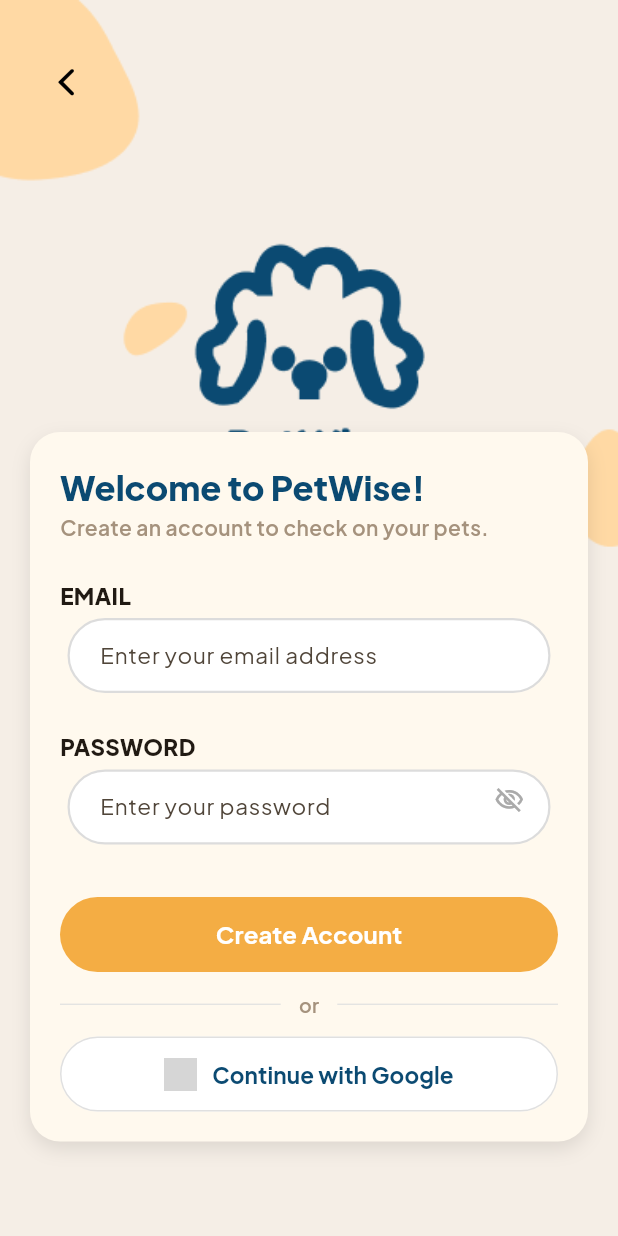
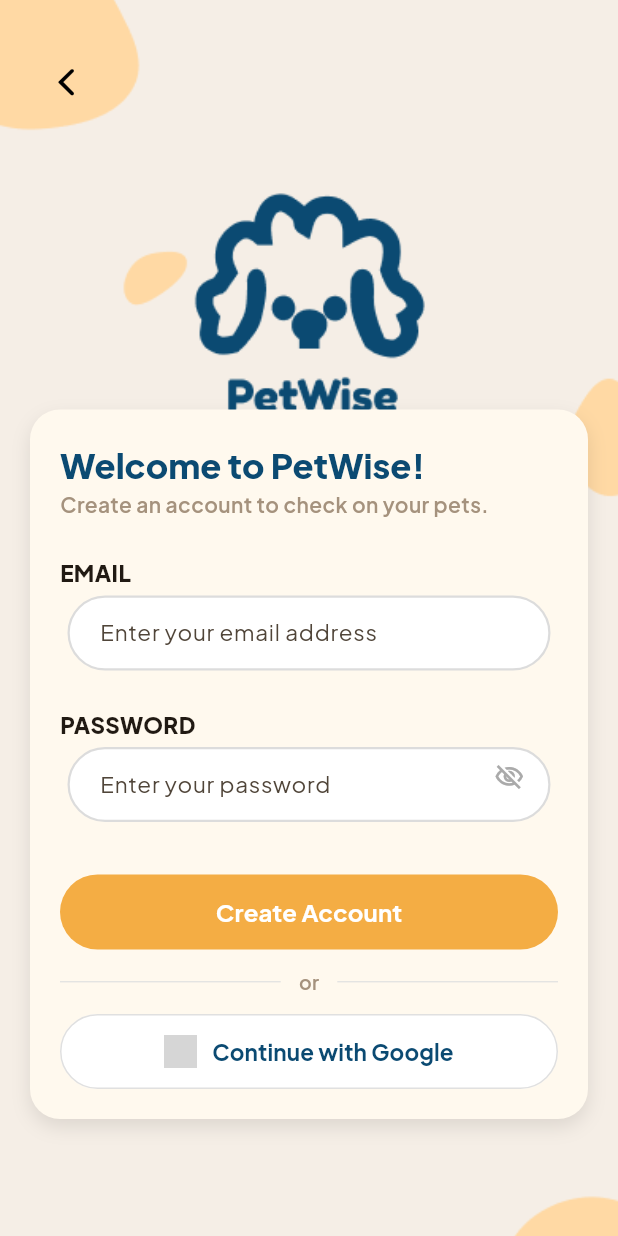
Before and after one commit to andurehhh/Petwise, a Flutter app: the UserSignupScreen screen opened by its route, on a phone screen of 412 x 824 dp. Run offline on Flutter 3.47's test engine with Material 3 defaults, Android fonts, the phone set to English and light mode, and no system bars; our stand-ins replace audioplayers, flutter_local_notifications, flutter_secure_storage, flutter_timezone, google_fonts, google_sign_in and 4 more; accounts and stored records are empty; grey boxes are pictures that could not be loaded.

Commit message:
fixed the background of login

```diff
--- a/lib/presentation/screens/user_signup_screen.dart
+++ b/lib/presentation/screens/user_signup_screen.dart
@@ -80,18 +80,16 @@ class _UserSignupScreenState extends State<UserSignupScreen> {
             image: DecorationImage(
               image: AssetImage('assets/images/login_bg.png'),
               fit: BoxFit.cover,
-              alignment: Alignment.topCenter,
               ),
           ),
           child: SafeArea(
-            child: Padding(
+              child: ListView(
                 padding: const EdgeInsets.symmetric(horizontal: 20.0),
-              child: SingleChildScrollView(
-                child: Column(
-                  crossAxisAlignment: CrossAxisAlignment.start,
                 children: [
                   const SizedBox(height: 30),
-                    IconButton(
+                  Align(
+                    alignment: Alignment.topLeft,
+                    child: IconButton(
                     onPressed: () {
                       Navigator.pushNamed(context, '/LoginOrSignupScreen');
                     },
@@ -101,7 +99,8 @@ class _UserSignupScreenState extends State<UserSignupScreen> {
                       size: 28,
                     ),
                   ),
-                    const SizedBox(height: 210),
+                  ),
+                  const SizedBox(height: 195),
                   Container(
                     padding: const EdgeInsets.all(20.0),
                     decoration: BoxDecoration(
@@ -319,9 +318,8 @@ class _UserSignupScreenState extends State<UserSignupScreen> {
                   ),
                   const SizedBox(height: 30),
                 ],
-                ),
-              ),
-            ),
+              )
+
                 ),
               ),
             ),
```
Lines whose indentation alone changed are shown as unchanged.
